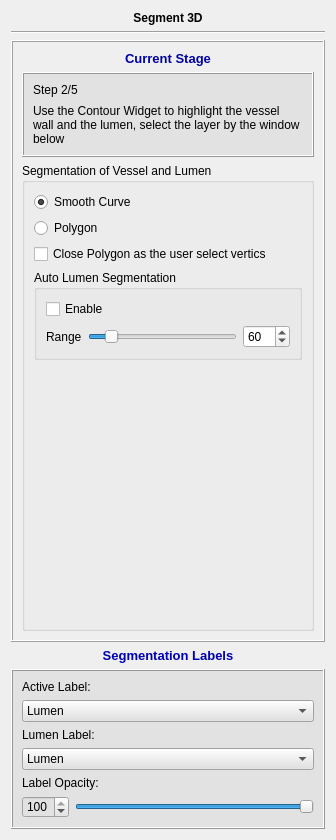
First picture: the form in codes/UI/ModuleWidget.ui, repository wuzhuobin/PlaqueQuant, before the edit.
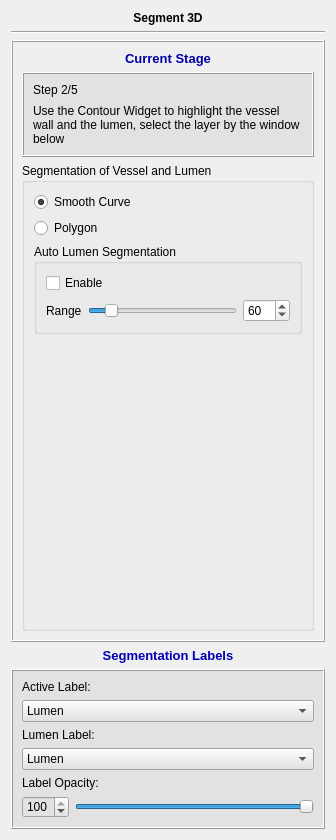
Second picture: the form after the edit. The open tabs and pages were chosen to show the change. Icons and pictures are not drawn.

Commit message: fix bugs in InteractorStylePolygonDraw, which is the problem that the intepolator will not changed unitl disabled

Diff of the .ui file:
```diff
--- a/codes/UI/ModuleWidget.ui
+++ b/codes/UI/ModuleWidget.ui
@@ -399,13 +399,6 @@
             </property>
            </widget>
           </item>
-          <item>
-           <widget class="QCheckBox" name="checkBox">
-            <property name="text">
-             <string>Close Polygon as the user select vertics</string>
-            </property>
-           </widget>
-          </item>
           <item>
            <widget class="QGroupBox" name="groupBox_6">
             <property name="title">
```
Left out of the diff: 2 changed lines with no effect on the pictures. The commit also changes 3 other files.
